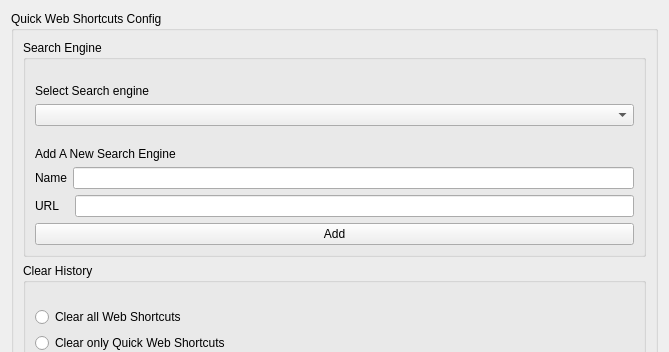
Old version of the form src/config/quick_web_shortcuts_config.ui in the repository alex1701c/QuickWebShortcuts; both pictures show x 0 to 669 and y 0 to 352 of the 669 by 580 pixel window.
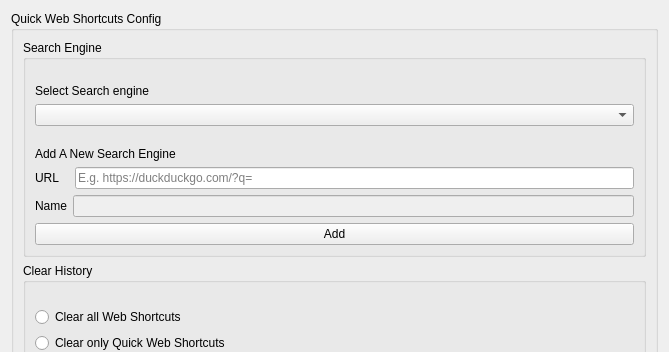
New version of the form.

Commit message: Connect signals, save and defaults event, extract domain from url

The edit to the form file:
```diff
--- a/src/config/quick_web_shortcuts_config.ui
+++ b/src/config/quick_web_shortcuts_config.ui
@@ -58,37 +58,43 @@
             </widget>
            </item>
            <item>
-            <layout class="QHBoxLayout" name="horizontalLayout">
+            <layout class="QHBoxLayout" name="horizontalLayout_2">
              <item>
-              <widget class="QLabel" name="searchEngineNameLabel">
+              <widget class="QLabel" name="searchEngineURLLabel">
                <property name="text">
-                <string>Name</string>
+                <string>URL   </string>
                </property>
               </widget>
              </item>
              <item>
-              <widget class="QLineEdit" name="searchEngineName">
+              <widget class="QLineEdit" name="searchEngineURL">
                <property name="sizePolicy">
                 <sizepolicy hsizetype="Expanding" vsizetype="Fixed">
                  <horstretch>0</horstretch>
                  <verstretch>0</verstretch>
                 </sizepolicy>
                </property>
+               <property name="placeholderText">
+                <string>E.g. https://duckduckgo.com/?q=</string>
+               </property>
               </widget>
              </item>
             </layout>
            </item>
            <item>
-            <layout class="QHBoxLayout" name="horizontalLayout_2">
+            <layout class="QHBoxLayout" name="horizontalLayout">
              <item>
-              <widget class="QLabel" name="searchEngineURLLabel">
+              <widget class="QLabel" name="searchEngineNameLabel">
                <property name="text">
-                <string>URL   </string>
+                <string>Name</string>
                </property>
               </widget>
              </item>
              <item>
-              <widget class="QLineEdit" name="searchEngineURL">
+              <widget class="QLineEdit" name="searchEngineName">
+               <property name="enabled">
+                <bool>false</bool>
+               </property>
                <property name="sizePolicy">
                 <sizepolicy hsizetype="Expanding" vsizetype="Fixed">
                  <horstretch>0</horstretch>
```
The commit also changes 2 other files.
